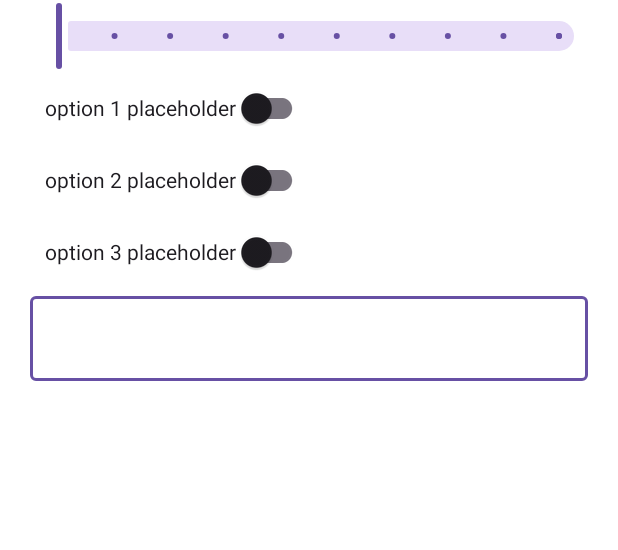
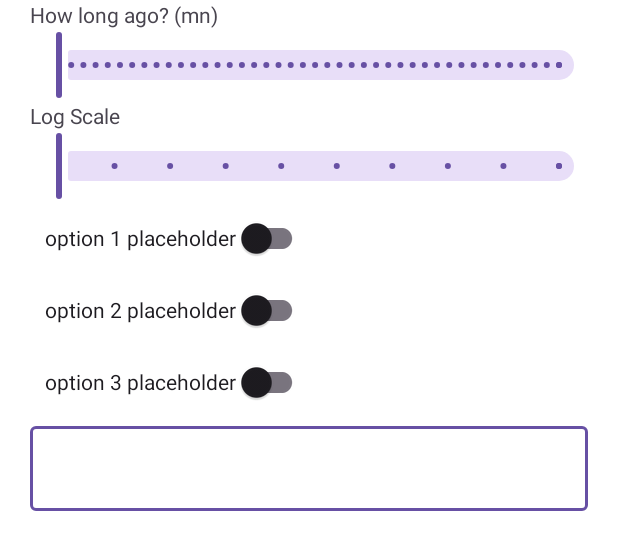
Before and after one commit to arghorashy/bloodhound-android, an Android app: the layout log_dialog.xml on its own in the app's theme, with its tools: preview values and no code run, on a phone screen of 412 x 824 dp. Shown: the top 550 px of the screen. Run offline under Robolectric (Android 15) with nearby library versions, the phone set to English and light mode, and no system bars; network calls fail.

Commit message:
Add time ago slider

```diff
--- a/app/src/main/java/com/mumbo/bloodhound/ButtonFragment.java
+++ b/app/src/main/java/com/mumbo/bloodhound/ButtonFragment.java
@@ -143,7 +143,9 @@ public class ButtonFragment extends Fragment {
                     String option1Value = getOptionValue(option1, this.paramOption1);
                     String option2Value = getOptionValue(option2, this.paramOption2);
                     String option3Value = getOptionValue(option3, this.paramOption3);
-                    sendLogToSpreadsheet(sliderValueString, textFieldString, option1Value, option2Value, option3Value);
+                    RangeSlider timeAgoSlider = dialogLayout.findViewById(R.id.time_picker);
+                    int timeAgoMn = Math.round(timeAgoSlider.getValues().get(0));
+                    sendLogToSpreadsheet(timeAgoMn, sliderValueString, textFieldString, option1Value, option2Value, option3Value);
                     String toastMessage = createSuccessfulLogToast(sliderValueString);
                     showToast(view.getContext(), toastMessage);
                     button.setClickable(true);
@@ -169,14 +171,14 @@ public class ButtonFragment extends Fragment {
         return toastMessage;
     }
 
-    private void sendLogToSpreadsheet(String sliderValue, String textFieldString,
+    private void sendLogToSpreadsheet(int timeAgoMn, String sliderValue, String textFieldString,
                                       String option1Value, String option2Value, String option3Value) {
         ArrayList<String> logArguments = new ArrayList<>();
-        Date today = new Date();
+        Date logTime = new Date(System.currentTimeMillis() - timeAgoMn * 60000);
         SimpleDateFormat dateFormat = new SimpleDateFormat("MM-dd-yyyy");
         SimpleDateFormat timeFormat = new SimpleDateFormat("hh:mm a");
-        logArguments.add(dateFormat.format(today));
-        logArguments.add(timeFormat.format(today));
+        logArguments.add(dateFormat.format(logTime));
+        logArguments.add(timeFormat.format(logTime));
         logArguments.add(this.paramName);
         logArguments.add(this.dialogHasSlider() ? sliderValue : "");
         logArguments.add(textFieldString);
--- a/app/src/main/res/layout/log_dialog.xml
+++ b/app/src/main/res/layout/log_dialog.xml
@@ -6,6 +6,36 @@
     android:layout_height="fill_parent"
     android:orientation="vertical">
 
+    <TextView
+        android:id="@+id/time_picker_name_text"
+        android:layout_height="wrap_content"
+        android:layout_width="wrap_content"
+        android:layout_marginLeft="20dp"
+        android:text="How long ago? (mn)"
+        />
+    <com.google.android.material.slider.RangeSlider
+        android:id="@+id/time_picker"
+        app:useMaterialThemeColors="true"
+        android:stepSize="1"
+        android:valueTo="120"
+        android:value="0"
+        android:valueFrom="1"
+        app:trackHeight="20dp"
+        android:layout_marginLeft="15dp"
+        android:layout_marginRight="15dp"
+        android:layout_width="match_parent"
+        android:layout_height="match_parent"
+        android:layout_below="@id/time_picker_name_text"
+        />
+
+    <TextView
+        android:id="@+id/range_slider_name_text"
+        android:layout_height="wrap_content"
+        android:layout_width="wrap_content"
+        android:layout_marginLeft="20dp"
+        android:text="Log Scale"
+        android:layout_below="@id/time_picker"
+        />
     <com.google.android.material.slider.RangeSlider
         android:id="@+id/range_slider"
         app:useMaterialThemeColors="true"
@@ -17,7 +47,8 @@
         android:layout_marginLeft="15dp"
         android:layout_marginRight="15dp"
         android:layout_width="match_parent"
-        android:layout_height="match_parent"/>
+        android:layout_height="match_parent"
+        android:layout_below="@id/range_slider_name_text" />
 
     <com.google.android.material.switchmaterial.SwitchMaterial
         android:id="@+id/option1"
```
